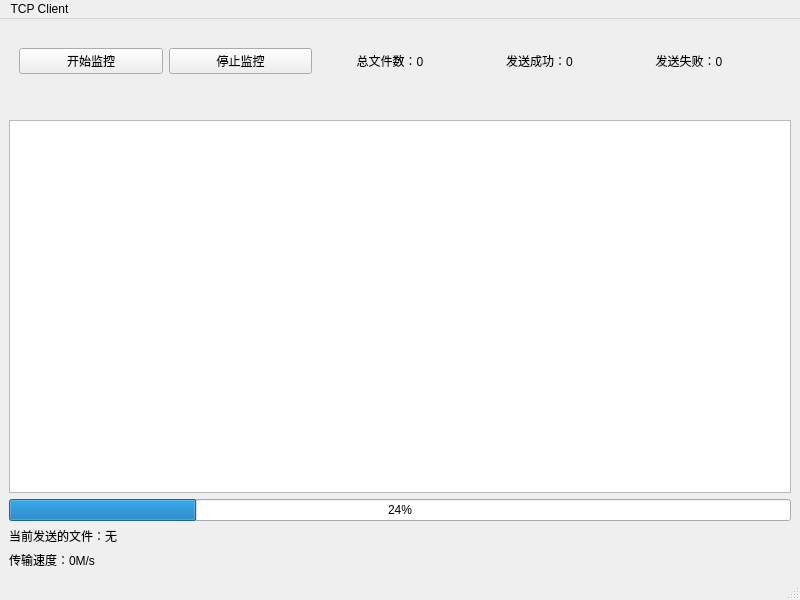
Qt form mainwindow.ui (shy-sgsg/TcpClient) before a commit.
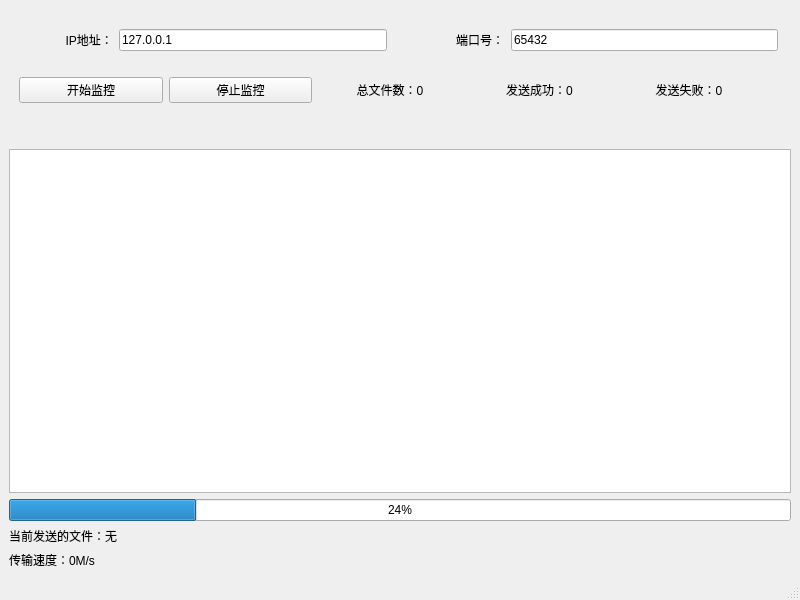
The same form after that commit.

Commit message: 添加IP与端口手动设置

```diff
--- a/mainwindow.ui
+++ b/mainwindow.ui
@@ -15,6 +15,69 @@
   </property>
   <widget class="QWidget" name="centralwidget">
    <layout class="QVBoxLayout" name="verticalLayout">
+    <item>
+     <layout class="QHBoxLayout" name="horizontalLayout_2">
+      <property name="leftMargin">
+       <number>10</number>
+      </property>
+      <property name="topMargin">
+       <number>20</number>
+      </property>
+      <property name="rightMargin">
+       <number>0</number>
+      </property>
+      <property name="bottomMargin">
+       <number>0</number>
+      </property>
+      <item>
+       <widget class="QLabel" name="ipAddressLabel">
+        <property name="text">
+         <string>              IP地址：</string>
+        </property>
+       </widget>
+      </item>
+      <item>
+       <widget class="QLineEdit" name="ipAddressLineEdit">
+        <property name="text">
+         <string>127.0.0.1</string>
+        </property>
+       </widget>
+      </item>
+      <item>
+       <widget class="QLabel" name="portLabel">
+        <property name="text">
+         <string>                   端口号：</string>
+        </property>
+       </widget>
+      </item>
+      <item>
+       <widget class="QLineEdit" name="portLineEdit">
+        <property name="text">
+         <string>65432</string>
+        </property>
+       </widget>
+      </item>
+      <item>
+       <widget class="QLabel" name="label">
+        <property name="lineWidth">
+         <number>1</number>
+        </property>
+        <property name="midLineWidth">
+         <number>4</number>
+        </property>
+        <property name="text">
+         <string/>
+        </property>
+        <property name="margin">
+         <number>20</number>
+        </property>
+        <property name="indent">
+         <number>0</number>
+        </property>
+       </widget>
+      </item>
+     </layout>
+    </item>
     <item>
      <layout class="QHBoxLayout" name="horizontalLayout">
       <property name="leftMargin">
@@ -101,22 +164,6 @@
     </item>
    </layout>
   </widget>
-  <widget class="QMenuBar" name="menubar">
-   <property name="geometry">
-    <rect>
-     <x>0</x>
-     <y>0</y>
-     <width>800</width>
-     <height>25</height>
-    </rect>
-   </property>
-   <widget class="QMenu" name="menuTCP_Client">
-    <property name="title">
-     <string>TCP Client</string>
-    </property>
-   </widget>
-   <addaction name="menuTCP_Client"/>
-  </widget>
   <widget class="QStatusBar" name="statusbar"/>
  </widget>
  <resources/>
```
The commit also changes 2 other files.
